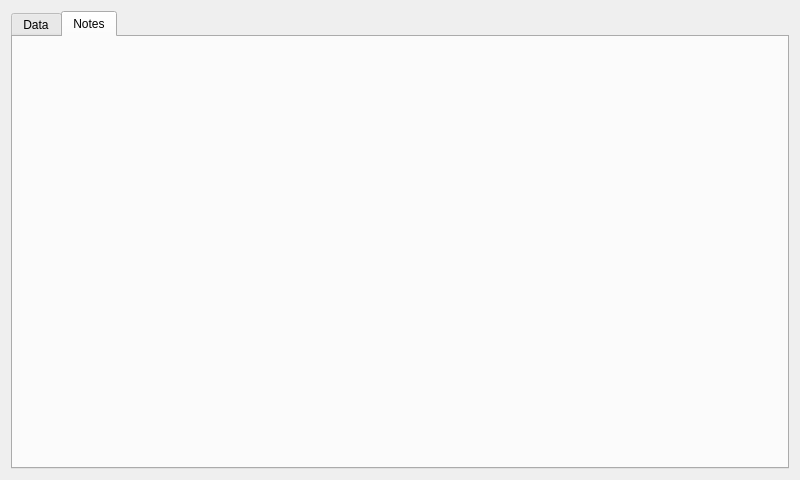
Before: the Qt Designer form activitydialog.ui in warcomeb/labortool, drawn with Qt 5.
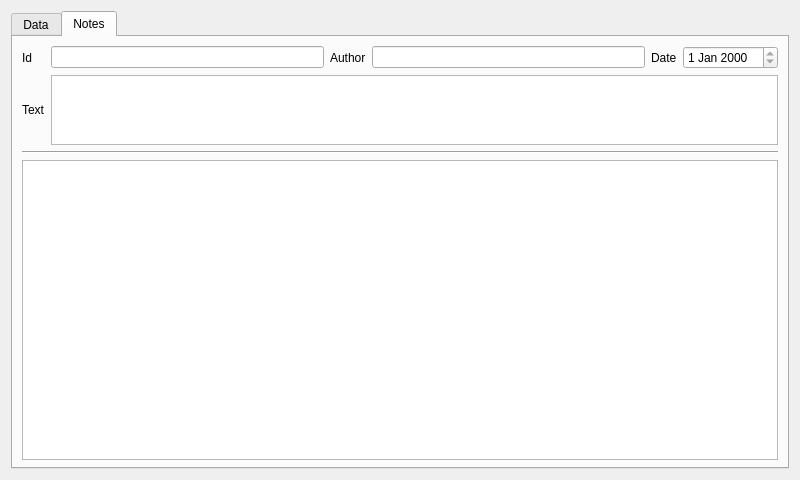
After: the same form once the commit is applied. The open tabs and pages were chosen to show the change.

Commit message: Aggiunta la parte grafica per la visualizzazione delle note nell'activitydialog

```diff
--- a/activitydialog.ui
+++ b/activitydialog.ui
@@ -25,7 +25,7 @@
   <property name="windowTitle">
    <string>Activity Panel</string>
   </property>
-  <layout class="QHBoxLayout" name="horizontalLayout">
+  <layout class="QVBoxLayout" name="verticalLayout">
    <item>
     <widget class="QTabWidget" name="tabWidget">
      <property name="currentIndex">
@@ -186,6 +186,100 @@
       <attribute name="title">
        <string>Notes</string>
       </attribute>
+      <layout class="QVBoxLayout" name="verticalLayout_2">
+       <item>
+        <layout class="QGridLayout" name="gridLayout">
+         <item row="0" column="0">
+          <widget class="QLabel" name="idNoteLabel">
+           <property name="text">
+            <string>Id</string>
+           </property>
+          </widget>
+         </item>
+         <item row="1" column="1" colspan="5">
+          <widget class="QPlainTextEdit" name="textNoteEdit">
+           <property name="readOnly">
+            <bool>true</bool>
+           </property>
+          </widget>
+         </item>
+         <item row="0" column="2">
+          <widget class="QLabel" name="authorNoteLabel">
+           <property name="text">
+            <string>Author</string>
+           </property>
+          </widget>
+         </item>
+         <item row="0" column="4">
+          <widget class="QLabel" name="dateNoteLabel">
+           <property name="text">
+            <string>Date</string>
+           </property>
+          </widget>
+         </item>
+         <item row="0" column="1">
+          <widget class="QLineEdit" name="idNoteEdit">
+           <property name="readOnly">
+            <bool>true</bool>
+           </property>
+          </widget>
+         </item>
+         <item row="0" column="3">
+          <widget class="QLineEdit" name="autorNoteEdit">
+           <property name="readOnly">
+            <bool>true</bool>
+           </property>
+          </widget>
+         </item>
+         <item row="1" column="0">
+          <widget class="QLabel" name="textNoteLabel">
+           <property name="text">
+            <string>Text</string>
+           </property>
+          </widget>
+         </item>
+         <item row="0" column="5">
+          <widget class="QDateEdit" name="dateNoteEdit">
+           <property name="readOnly">
+            <bool>true</bool>
+           </property>
+          </widget>
+         </item>
+        </layout>
+       </item>
+       <item>
+        <widget class="Line" name="line">
+         <property name="orientation">
+          <enum>Qt::Horizontal</enum>
+         </property>
+        </widget>
+       </item>
+       <item>
+        <widget class="QTableView" name="noteTableView">
+         <property name="minimumSize">
+          <size>
+           <width>0</width>
+           <height>300</height>
+          </size>
+         </property>
+         <property name="maximumSize">
+          <size>
+           <width>16777215</width>
+           <height>300</height>
+          </size>
+         </property>
+         <property name="editTriggers">
+          <set>QAbstractItemView::AnyKeyPressed|QAbstractItemView::EditKeyPressed</set>
+         </property>
+         <property name="selectionMode">
+          <enum>QAbstractItemView::SingleSelection</enum>
+         </property>
+         <property name="selectionBehavior">
+          <enum>QAbstractItemView::SelectRows</enum>
+         </property>
+        </widget>
+       </item>
+      </layout>
      </widget>
     </widget>
    </item>
```
Left out of the diff: 4 changed lines with no effect on the pictures. The commit also changes 1 other file.
